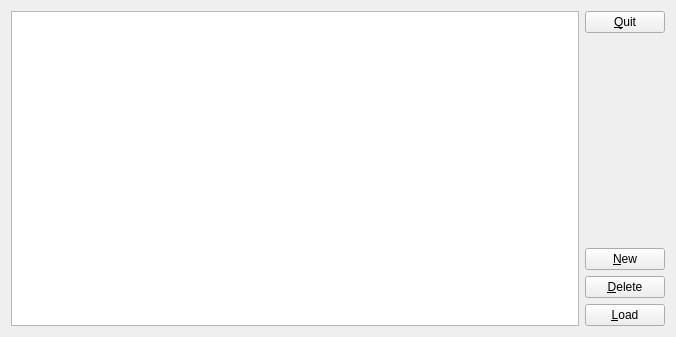
Above: src/ui/DatabaseBrowser.ui from wnt-zhp/zarlock-cpp before the change. Below: the same form after it.
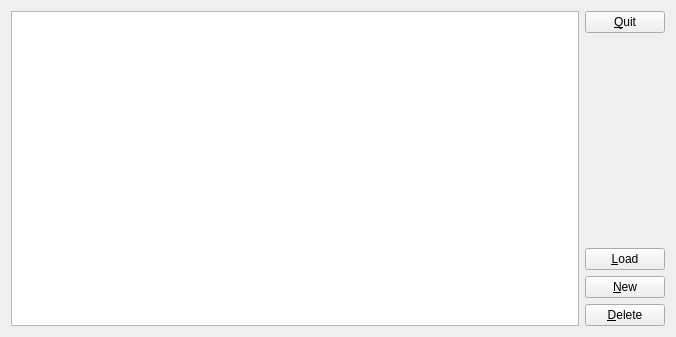
That is the form after the change.

Patch:
```diff
--- a/src/ui/DatabaseBrowser.ui
+++ b/src/ui/DatabaseBrowser.ui
@@ -39,6 +39,13 @@
        </property>
       </spacer>
      </item>
+     <item>
+      <widget class="QPushButton" name="dbb_load">
+       <property name="text">
+        <string>&amp;Load</string>
+       </property>
+      </widget>
+     </item>
      <item>
       <widget class="QPushButton" name="dbb_new">
        <property name="text">
@@ -46,17 +53,10 @@
        </property>
       </widget>
      </item>
-     <item>
-      <widget class="QPushButton" name="dbb_load">
-       <property name="text">
-        <string>&amp;Delete</string>
-       </property>
-      </widget>
-     </item>
      <item>
       <widget class="QPushButton" name="dbb_delete">
        <property name="text">
-        <string>&amp;Load</string>
+        <string>&amp;Delete</string>
        </property>
       </widget>
      </item>
```
